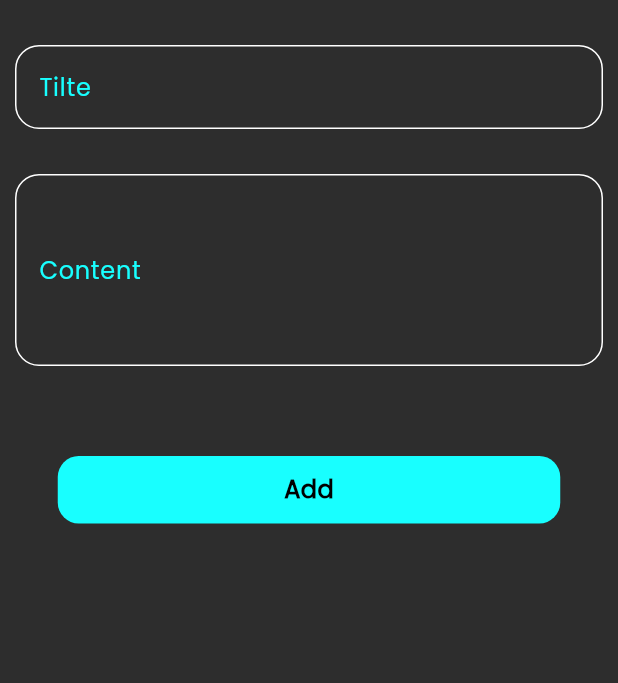
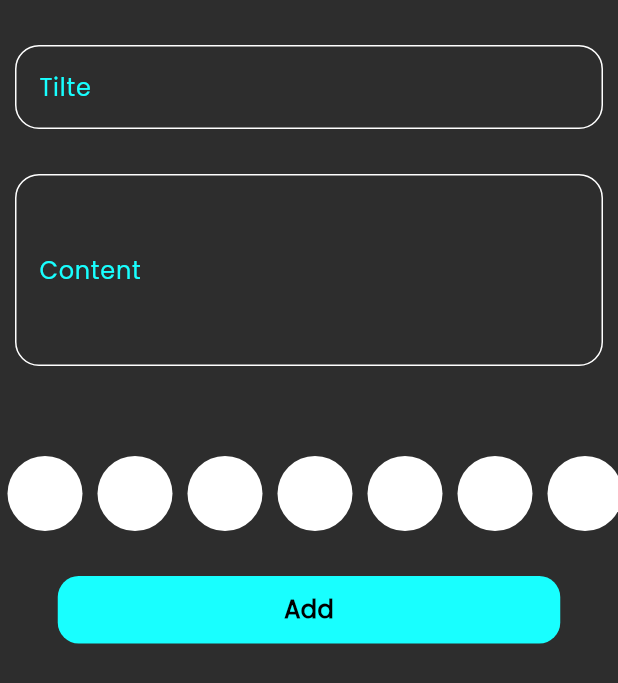
Before and after one commit to wissamdawalibi586-source/Notes-app, a Flutter app: the Addnoteform widget shown alone on an empty page, opened directly, on a phone screen of 412 x 824 dp. Shown: the top 683 px of the screen. Run offline on Flutter 3.47's test engine with Material 3 defaults, Android fonts, the light colour scheme and no system bars; our stand-ins replace audioplayers, cloud_firestore, firebase_auth, firebase_core, flutter_bloc, hive and 2 more; missing offline and left inert: font_awesome_icon_class; accounts and stored records are empty; generated files the repository leaves out were written again.

Commit message:
create colors list view part 1

```diff
--- a/lib/Floders_for_notes_app/Widgets/Add_note_form.dart
+++ b/lib/Floders_for_notes_app/Widgets/Add_note_form.dart
@@ -1,4 +1,3 @@
-import 'package:aaaa/Floders_for_notes_app/cubits_notes_cubit/notes_cubit.dart';
 import 'package:flutter/material.dart';
 import 'package:flutter_bloc/flutter_bloc.dart';
 import 'package:intl/intl.dart';
@@ -6,6 +5,7 @@ import 'package:intl/intl.dart';
 import '../Models/note_model.dart';
 import '../cubits_Add_note_cubit/Add_notes_cubit.dart';
 import '../cubits_Add_note_cubit/Add_notes_state.dart';
+import 'Color_List_view.dart';
 import 'Constants.dart';
 import 'Custom_Text_button.dart';
 import 'Custom_text_field.dart';
@@ -44,6 +44,8 @@ class _AddnoteformState extends State<Addnoteform> {
             maxlines: 4,
           ),
           const SizedBox(height: 60),
+          ColorListView(),
+          SizedBox(height: 30),
           BlocBuilder<AddNotesCubit, AddNotesState>(
             builder: (context, state) {
               return CustomTextButton(
@@ -51,8 +53,10 @@ class _AddnoteformState extends State<Addnoteform> {
                 ontap: () {
                   if (formkey.currentState!.validate()) {
                     formkey.currentState!.save();
-                    var currentDate =DateTime.now();
-                    var formateCurrentDate= DateFormat.yMEd().format(currentDate);
+                    var currentDate = DateTime.now();
+                    var formateCurrentDate = DateFormat.yMEd().format(
+                      currentDate,
+                    );
 
                     var noteModel = NoteModel(
                       title: title!,
@@ -70,7 +74,7 @@ class _AddnoteformState extends State<Addnoteform> {
               );
             },
           ),
-          SizedBox(height: 15),
+          SizedBox(height: 25),
         ],
       ),
     );
--- /dev/null
+++ b/lib/Floders_for_notes_app/Widgets/Color_Item.dart
@@ -0,0 +1,12 @@
+import 'package:flutter/material.dart';
+
+class ColorItem extends StatelessWidget {
+  const ColorItem ({super.key});
+
+  @override
+  Widget build(BuildContext context) {
+    return CircleAvatar(radius: 25,
+      backgroundColor: Colors.white,
+    );
+  }
+}
--- /dev/null
+++ b/lib/Floders_for_notes_app/Widgets/Color_List_view.dart
@@ -0,0 +1,24 @@
+import 'package:flutter/material.dart';
+
+import 'Color_Item.dart';
+
+class ColorListView extends StatelessWidget {
+  const ColorListView({super.key});
+
+  @override
+  Widget build(BuildContext context) {
+    return SizedBox(height: 25*2,
+      child: ListView.builder
+        (itemCount: 10,
+        scrollDirection: Axis.horizontal,
+        itemBuilder: (context, index) {
+          return Padding(
+            padding: const EdgeInsets.symmetric(horizontal: 5),
+            child: ColorItem(),
+          );
+
+        },),
+    );
+
+  }
+}
```
